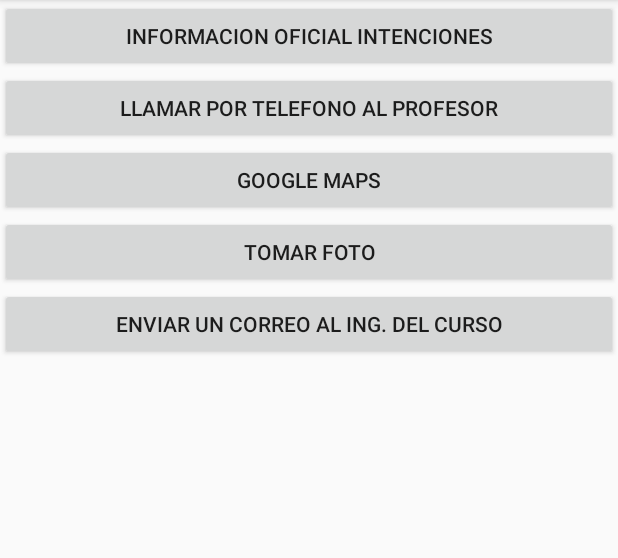
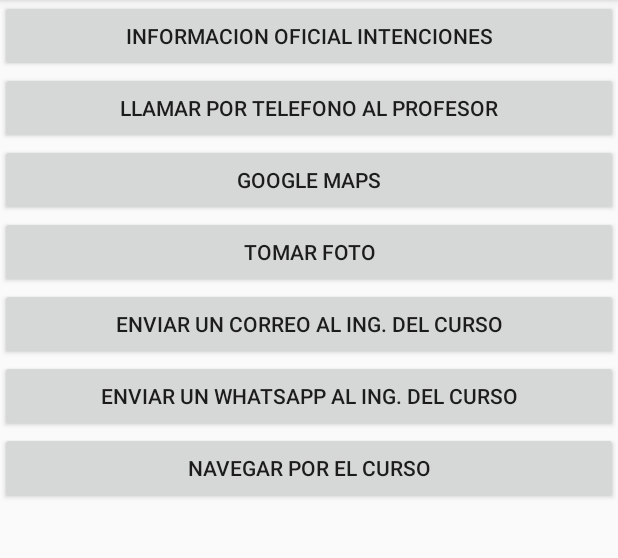
Before and after one commit to GladysFiorellaHuanacune/MiProyectPart2, an Android app: the Intenciones screen opened directly, with no data from a screen before it, on a phone screen of 412 x 824 dp, the part 84-642 px from its top. Run offline under Robolectric (Android 15) with nearby library versions, the phone set to English and light mode, and no system bars.

Commit message:
Alert dialog y whatsapp

```diff
--- a/app/src/main/AndroidManifest.xml
+++ b/app/src/main/AndroidManifest.xml
@@ -2,7 +2,6 @@
 <manifest xmlns:android="http://schemas.android.com/apk/res/android"
     package="com.example.miproyectpart2">
     <uses-permission android:name="android.permission.CALL_PHONE"/>
-
 
     <application
         android:allowBackup="true"
--- a/app/src/main/res/layout/activity_intenciones.xml
+++ b/app/src/main/res/layout/activity_intenciones.xml
@@ -31,4 +31,14 @@
         android:layout_height="wrap_content"
         android:onClick="email"
         android:text="Enviar un correo al Ing. del curso" />
+    <Button
+        android:layout_width="match_parent"
+        android:layout_height="wrap_content"
+        android:onClick="whatsapp"
+        android:text="Enviar un whatsapp al Ing. del curso" />
+    <Button
+        android:layout_width="match_parent"
+        android:layout_height="wrap_content"
+        android:onClick="navegacion"
+        android:text="Navegar por el curso" />
 </LinearLayout>
```
Also changed, not shown: app/src/main/java/com/example/miproyectpart2/Intenciones.java (+68 -1 lines).
